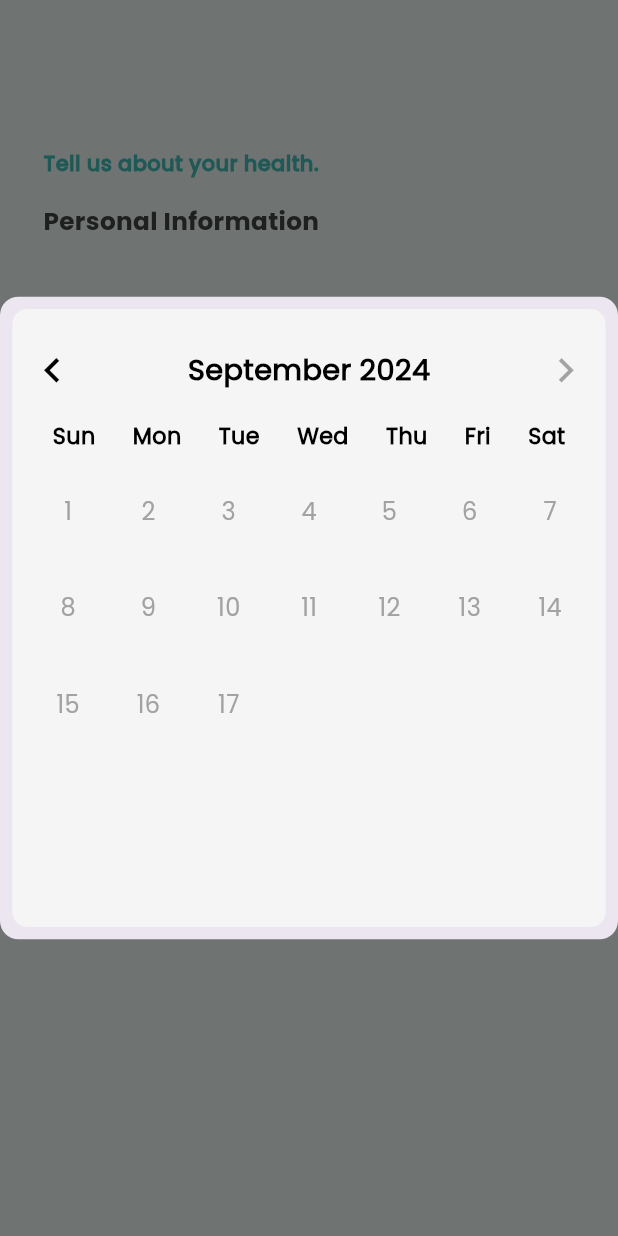
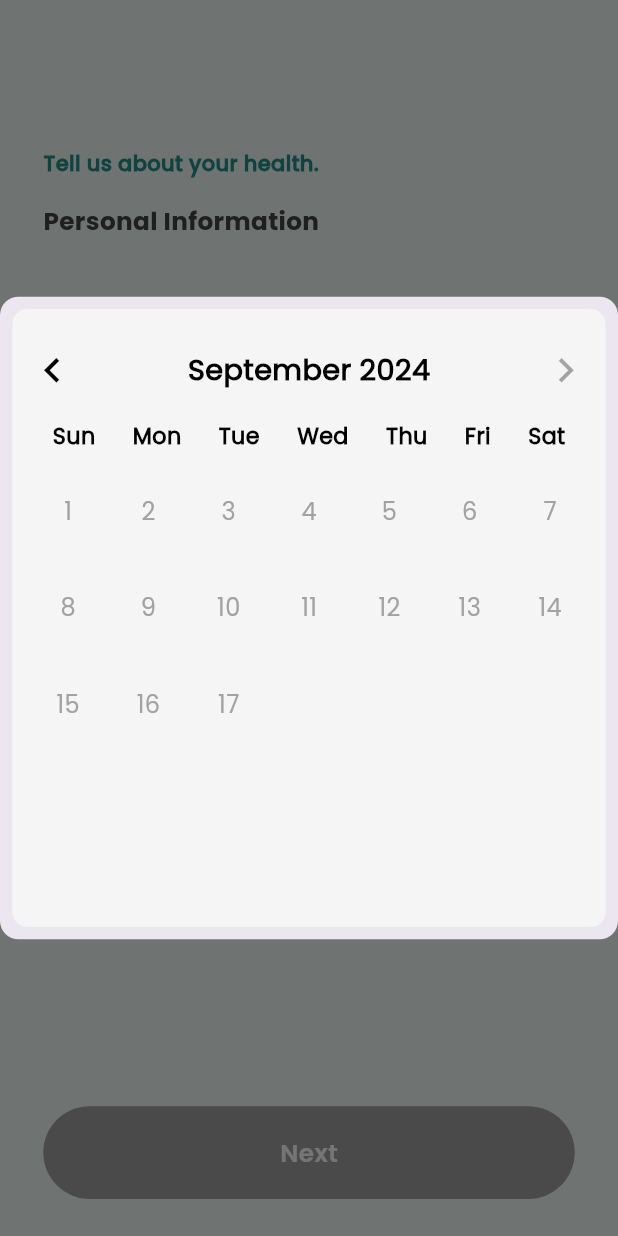
Before and after one commit to Shahwaiz24/Meditrace_App, a Flutter app: the PersonalInformationView screen opened directly, after a tap on "Date of Birth", on a phone screen of 412 x 824 dp. Run offline on Flutter 3.47's test engine with Material 3 defaults, Android fonts, the phone set to English and light mode, and no system bars; our stand-ins replace shared_preferences; accounts and stored records are empty.

Commit message:
Personal Information Screen Completed with Functionality

```diff
--- a/lib/Services/global_data.dart
+++ b/lib/Services/global_data.dart
@@ -2,7 +2,8 @@ class SignUpGlobalData {
   static String finalMedicalInformation = '';
   static String finalChronicCondition = '';
   static String finalMedications = '';
-  static String finalFullName = "";
+  static String finalFirstName = "";
+    static String finalLastName = "";
   static String finalPhoneNumber = '';
   static String finalEmailAddress = '';
   static String finalPassword = '';
--- a/lib/Services/utils.dart
+++ b/lib/Services/utils.dart
@@ -9,6 +9,6 @@ class AppColors {
   static Color DropDownUnfocusColor = Color(0xffE6E9E8);
 
   static Color TextblackColor = Color(0xff434343);
-  static Color PrimaryBlueColor = Color(0xff44BFB9);
+  static Color PrimaryBlueColor = Color(0xff22938C);
   static Color unFocusPrimaryColor = Color(0xffA3A2A3);
 }
--- a/lib/Views/Sign Up View/Personal Information View/personal_information_view.dart
+++ b/lib/Views/Sign Up View/Personal Information View/personal_information_view.dart
@@ -91,6 +91,12 @@ class PersonalInformationView extends StatelessWidget {
                     fontFamily: 'Poppins Regular', fontWeight: FontWeight.w500),
                 onChanged: (String? newValue) {
                   model.selectPrefix(prefix: newValue!);
+                  model.checkallFields(
+                      firstName: SignUpGlobalData.finalFirstName,
+                      lastName: SignUpGlobalData.finalLastName,
+                      prefix: SignUpGlobalData.finalPrefix,
+                      gender: SignUpGlobalData.finalGender,
+                      dateOfBirth: SignUpGlobalData.finalDateOfBirth);
                 },
               );
             }),
@@ -129,6 +135,12 @@ class PersonalInformationView extends StatelessWidget {
                   onChanged: () {
                     model.checkFirstNameEmpty(
                         firstName: firstNameController.text);
+                    model.checkallFields(
+                        firstName: SignUpGlobalData.finalFirstName,
+                        lastName: SignUpGlobalData.finalLastName,
+                        prefix: SignUpGlobalData.finalPrefix,
+                        gender: SignUpGlobalData.finalGender,
+                        dateOfBirth: SignUpGlobalData.finalDateOfBirth);
                   });
             }),
             SizedBox(
@@ -166,6 +178,12 @@ class PersonalInformationView extends StatelessWidget {
                   isPrefix: false,
                   onChanged: () {
                     model.checkLastNameEmpty(lastName: lastNameController.text);
+                    model.checkallFields(
+                        firstName: SignUpGlobalData.finalFirstName,
+                        lastName: SignUpGlobalData.finalLastName,
+                        prefix: SignUpGlobalData.finalPrefix,
+                        gender: SignUpGlobalData.finalGender,
+                        dateOfBirth: SignUpGlobalData.finalDateOfBirth);
                   });
             }),
             SizedBox(
@@ -214,8 +232,14 @@ class PersonalInformationView extends StatelessWidget {
                 ],
                 itemstyle: const TextStyle(
                     fontFamily: 'Poppins Regular', fontWeight: FontWeight.w500),
-                onChanged: (String? newValue) {
+                onChanged: (String? newValue) async {
                   model.selectGender(gender: newValue!);
+                  await model.checkallFields(
+                      firstName: SignUpGlobalData.finalFirstName,
+                      lastName: SignUpGlobalData.finalLastName,
+                      prefix: SignUpGlobalData.finalPrefix,
+                      gender: SignUpGlobalData.finalGender,
+                      dateOfBirth: SignUpGlobalData.finalDateOfBirth);
                 },
               );
             }),
@@ -225,7 +249,7 @@ class PersonalInformationView extends StatelessWidget {
             Consumer<PersonalInformationViewmodel>(
                 builder: (context, model, child) {
               return InkWell(
-                onTap: () {
+                onTap: () async {
                   if (model.isBirthDatePicked == false) {
                     showDialog(
                         context: context,
@@ -237,6 +261,12 @@ class PersonalInformationView extends StatelessWidget {
                               isDateOfBirth: true,
                               isDialogOpen: true);
                         });
+                    await model.checkallFields(
+                        firstName: SignUpGlobalData.finalFirstName,
+                        lastName: SignUpGlobalData.finalLastName,
+                        prefix: SignUpGlobalData.finalPrefix,
+                        gender: SignUpGlobalData.finalGender,
+                        dateOfBirth: SignUpGlobalData.finalDateOfBirth);
                   }
                 },
                 child: ButtonComponent(
@@ -280,6 +310,39 @@ class PersonalInformationView extends StatelessWidget {
                 ),
               );
             }),
+            const Spacer(),
+            Consumer<PersonalInformationViewmodel>(
+                builder: (context, model, child) {
+              return Padding(
+                padding: EdgeInsets.only(bottom: screenHeight * 0.030),
+                child: InkWell(
+                  onTap: () {
+                    if (model.isUiFieldsFill == true) {
+                      model.next(context: context);
+                    }
+                  },
+                  child: ButtonComponent(
+                      screenHeight: screenHeight,
+                      screenWidth: screenWidth,
+                      ButtonHeight: 0.075,
+                      decoration: BoxDecoration(
+                          color: model.isUiFieldsFill == true
+                              ? AppColors.PrimaryBlueColor
+                              : AppColors.unFocusPrimaryColor,
+                          borderRadius:
+                              BorderRadius.circular(screenWidth * 0.080)),
+                      child: Center(
+                        child: Text(
+                          'Next',
+                          style: TextStyle(
+                              color: AppColors.TextwhiteColor,
+                              fontFamily: 'Poppins Semi Bold',
+                              fontSize: screenHeight * 0.020),
+                        ),
+                      )),
+                ),
+              );
+            }),
           ],
         ),
       ),
--- a/lib/Views/Sign Up View/Personal Information View/personal_information_viewmodel.dart
+++ b/lib/Views/Sign Up View/Personal Information View/personal_information_viewmodel.dart
@@ -1,8 +1,10 @@
 import 'package:flutter/material.dart';
 import 'package:meditrace_project/Services/global_data.dart';
+import 'package:meditrace_project/Views/Sign%20Up%20View/Medical%20Information%20SignUp%20View/medical_information_signUp.dart';
 
 class PersonalInformationViewmodel with ChangeNotifier {
   bool isPrefixSelect = false;
+  bool isUiFieldsFill = false;
   bool isGenderSelect = false;
   bool isBirthDatePicked = false;
   bool isFirstNameError = false;
@@ -17,13 +19,39 @@ class PersonalInformationViewmodel with ChangeNotifier {
     notifyListeners();
   }
 
+  next({required BuildContext context}) {
+    Navigator.pushReplacement(
+        context,
+        MaterialPageRoute(
+            builder: (context) => MedicalInformationSignupView()));
+  }
+
+  checkallFields(
+      {required String firstName,
+      required String lastName,
+      required String prefix,
+      required String gender,
+      required String dateOfBirth}) {
+    if ((firstName.isNotEmpty) &&
+        (lastName.isNotEmpty) &&
+        (prefix.isNotEmpty) &&
+        (gender.isNotEmpty) &&
+        (dateOfBirth.isNotEmpty)) {
+      isUiFieldsFill = true;
+      notifyListeners();
+    } else {
+      isUiFieldsFill = false;
+      notifyListeners();
+    }
+  }
+
   void selectGender({required String gender}) {
     isGenderSelect = true;
     if (gender != null) {
       SignUpGlobalData.finalGender = gender;
-      print('Gender : ${SignUpGlobalData.finalPrefix}');
+      print('Gender : ${SignUpGlobalData.finalGender}');
+      notifyListeners();
     }
-    notifyListeners();
   }
 
   void selectPrefix({required String prefix}) {
@@ -49,12 +77,16 @@ class PersonalInformationViewmodel with ChangeNotifier {
 
   void checkFirstNameEmpty({required String firstName}) {
     if (firstName.isNotEmpty) {
+      SignUpGlobalData.finalFirstName = firstName;
       isFirstNameNotEmpty = true;
-      print("First Name : ${firstName} | Bool : ${isFirstNameNotEmpty}");
+      print(
+          "First Name : ${SignUpGlobalData.finalFirstName} | Bool : ${isFirstNameNotEmpty}");
       notifyListeners();
     } else {
+      SignUpGlobalData.finalFirstName = firstName;
       isFirstNameNotEmpty = false;
-      print("First Name : ${firstName} | Bool : ${isFirstNameNotEmpty}");
+      print(
+          "First Name : ${SignUpGlobalData.finalFirstName} | Bool : ${isFirstNameNotEmpty}");
       notifyListeners();
     }
   }
@@ -62,10 +94,13 @@ class PersonalInformationViewmodel with ChangeNotifier {
   void checkLastNameEmpty({required String lastName}) {
     if (lastName.isNotEmpty) {
       isLastNameNotEmpty = true;
-      print("Last Name : ${lastName} | Bool : ${isLastNameNotEmpty}");
+      SignUpGlobalData.finalLastName = lastName;
+      print(
+          "Last Name : ${SignUpGlobalData.finalLastName} | Bool : ${isLastNameNotEmpty}");
       notifyListeners();
     } else {
       isLastNameNotEmpty = false;
+      SignUpGlobalData.finalLastName = lastName;
       notifyListeners();
     }
   }
--- a/lib/Views/Sign Up View/signup_viewmodel.dart
+++ b/lib/Views/Sign Up View/signup_viewmodel.dart
@@ -186,7 +186,7 @@ class SignUpViewmodel with ChangeNotifier {
         phoneNumber: phoneNumber);
     if (validate == true) {
       print('Navigating and SuccessFully SignUp');
-      SignUpGlobalData.finalFullName = fullname;
+      // SignUpGlobalData.finalFullName = fullname;
       SignUpGlobalData.finalEmailAddress = Email;
       SignUpGlobalData.finalPassword = Password;
       SignUpGlobalData.finalPhoneNumber = phoneNumber;
--- a/lib/main.dart
+++ b/lib/main.dart
@@ -33,7 +33,7 @@ class MyApp extends StatelessWidget {
       ],
       child: MaterialApp(
         debugShowCheckedModeBanner: false,
-        home: PersonalInformationView(),
+        home: SplashView(),
       ),
     );
   }
```
Also changed, not shown: lib/Views/Sign Up View/signup_view.dart (+12 -17 lines).
